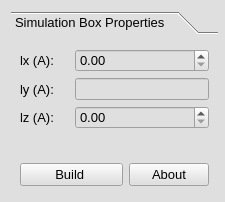
Before: the Qt Designer form furiousatoms/forms/box.ui in nasimanousheh/furious-atoms, drawn with Qt 5.
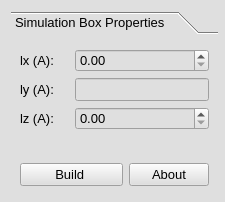
After: the same form once the commit is applied.

Commit message: updated box widget

Diff of the .ui file:
```diff
--- a/furiousatoms/forms/box.ui
+++ b/furiousatoms/forms/box.ui
@@ -115,7 +115,13 @@
         </widget>
        </item>
        <item row="1" column="1" colspan="2">
-        <widget class="QLineEdit" name="lineEdit_ly"/>
+        <widget class="QLineEdit" name="lineEdit_ly">
+         <property name="font">
+          <font>
+           <pointsize>10</pointsize>
+          </font>
+         </property>
+        </widget>
        </item>
        <item row="2" column="0">
         <widget class="QLabel" name="label_lz">
```
